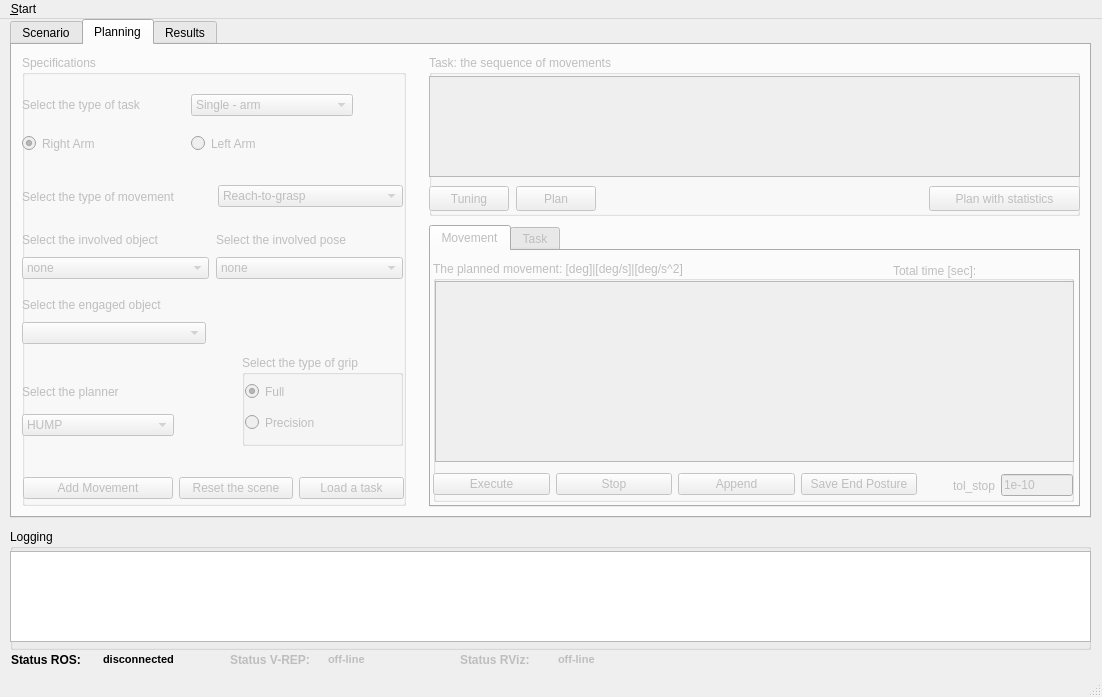
First picture: the form in ui/main_window.ui, repository JoaoQPereira/motion_manager, before the edit.
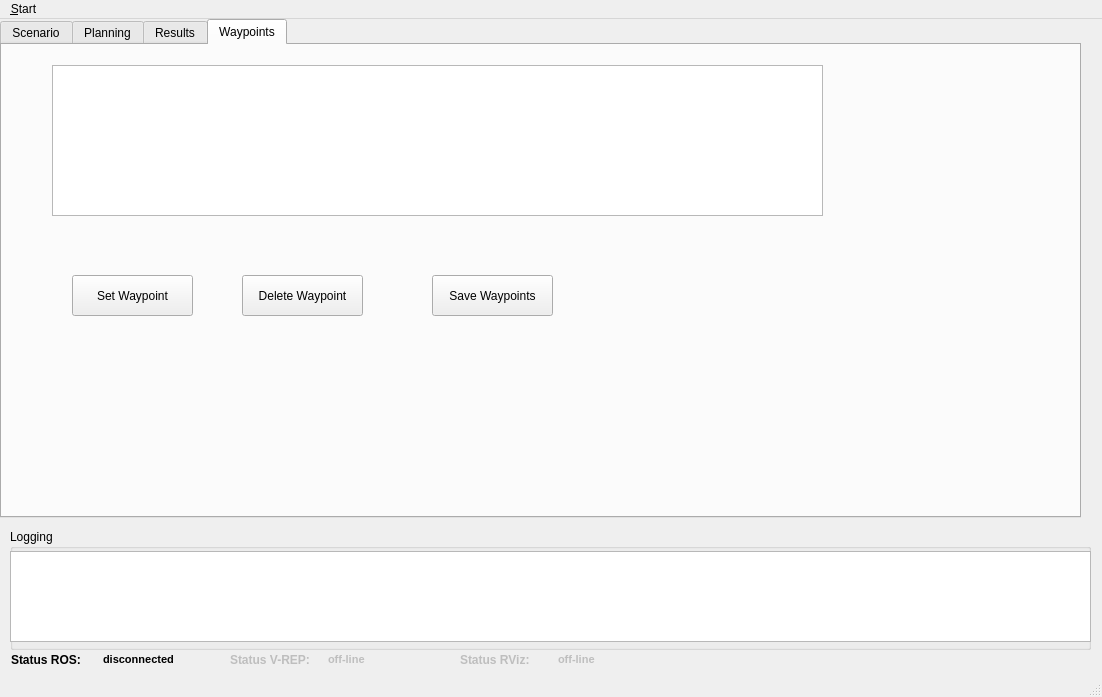
Second picture: the form after the edit. The open tabs and pages were chosen to show the change. Icons and pictures are not drawn. Custom widgets are drawn as their Qt base class.

Diff of the .ui file:
```diff
--- a/ui/main_window.ui
+++ b/ui/main_window.ui
@@ -210,14 +210,14 @@
     </property>
     <property name="geometry">
      <rect>
-      <x>10</x>
+      <x>0</x>
       <y>0</y>
       <width>1081</width>
       <height>499</height>
      </rect>
     </property>
     <property name="currentIndex">
-     <number>1</number>
+     <number>3</number>
     </property>
     <widget class="QWidget" name="tab_scenario">
      <property name="enabled">
@@ -277,8 +277,8 @@
         <string>&lt;!DOCTYPE HTML PUBLIC &quot;-//W3C//DTD HTML 4.0//EN&quot; &quot;http://www.w3.org/TR/REC-html40/strict.dtd&quot;&gt;
 &lt;html&gt;&lt;head&gt;&lt;meta name=&quot;qrichtext&quot; content=&quot;1&quot; /&gt;&lt;style type=&quot;text/css&quot;&gt;
 p, li { white-space: pre-wrap; }
-&lt;/style&gt;&lt;/head&gt;&lt;body style=&quot; font-family:'Ubuntu'; font-size:11pt; font-weight:400; font-style:normal;&quot;&gt;
-&lt;p style=&quot; margin-top:0px; margin-bottom:0px; margin-left:0px; margin-right:0px; -qt-block-indent:0; text-indent:0px;&quot;&gt;&lt;span style=&quot; font-family:'Sans'; font-size:9pt;&quot;&gt;Description of the selected scenario:&lt;/span&gt;&lt;/p&gt;&lt;/body&gt;&lt;/html&gt;</string>
+&lt;/style&gt;&lt;/head&gt;&lt;body style=&quot; font-family:'Sans Serif'; font-size:9pt; font-weight:400; font-style:normal;&quot;&gt;
+&lt;p style=&quot; margin-top:0px; margin-bottom:0px; margin-left:0px; margin-right:0px; -qt-block-indent:0; text-indent:0px;&quot;&gt;&lt;span style=&quot; font-family:'Sans';&quot;&gt;Description of the selected scenario:&lt;/span&gt;&lt;/p&gt;&lt;/body&gt;&lt;/html&gt;</string>
        </property>
       </widget>
      </widget>
@@ -431,7 +431,7 @@
        <property name="geometry">
         <rect>
          <x>220</x>
-         <y>300</y>
+         <y>320</y>
          <width>161</width>
          <height>91</height>
         </rect>
@@ -642,8 +642,8 @@
         <rect>
          <x>0</x>
          <y>120</y>
-         <width>381</width>
-         <height>173</height>
+         <width>352</width>
+         <height>167</height>
         </rect>
        </property>
        <layout class="QVBoxLayout" name="verticalLayout_7">
@@ -712,6 +712,11 @@
               <string>Go-park</string>
              </property>
             </item>
+            <item>
+             <property name="text">
+              <string>Waypoints</string>
+             </property>
+            </item>
            </widget>
           </item>
          </layout>
@@ -794,6 +799,8 @@
          </layout>
         </item>
         <item>
+         <layout class="QHBoxLayout" name="horizontalLayout_27">
+          <item>
          <layout class="QVBoxLayout" name="verticalLayout">
           <item>
            <widget class="QLabel" name="label_objects_eng">
@@ -822,12 +829,44 @@
               <height>16777215</height>
              </size>
             </property>
+              <item>
+               <property name="text">
+                <string>none</string>
+               </property>
+              </item>
            </widget>
           </item>
          </layout>
         </item>
-       </layout>
+          <item>
+           <layout class="QVBoxLayout" name="verticalLayout_17">
+            <item>
+             <widget class="QLabel" name="label_waypoints">
+              <property name="text">
+               <string>Select the involved waypoints</string>
+              </property>
+             </widget>
+            </item>
+            <item>
+             <widget class="QComboBox" name="comboBox_waypoints">
+              <item>
+               <property name="text">
+                <string>none</string>
+               </property>
+              </item>
+             </widget>
+            </item>
+           </layout>
+          </item>
+         </layout>
+        </item>
+       </layout>
       </widget>
+      <zorder>groupBox_grip</zorder>
+      <zorder>layoutWidget</zorder>
+      <zorder>layoutWidget</zorder>
+      <zorder>layoutWidget</zorder>
+      <zorder>layoutWidget</zorder>
      </widget>
      <widget class="QGroupBox" name="groupBox_task">
       <property name="geometry">
@@ -905,7 +944,7 @@
        </rect>
       </property>
       <property name="currentIndex">
-       <number>1</number>
+       <number>0</number>
       </property>
       <widget class="QWidget" name="tab_mov">
        <attribute name="title">
@@ -1581,6 +1620,60 @@
       </widget>
      </widget>
     </widget>
+    <widget class="QWidget" name="tab_waypoints">
+     <attribute name="title">
+      <string>Waypoints</string>
+     </attribute>
+     <widget class="QListWidget" name="listWidget_waypoints">
+      <property name="geometry">
+       <rect>
+        <x>50</x>
+        <y>20</y>
+        <width>771</width>
+        <height>151</height>
+       </rect>
+      </property>
+     </widget>
+     <widget class="QPushButton" name="pushButton_setWaypoint">
+      <property name="geometry">
+       <rect>
+        <x>70</x>
+        <y>230</y>
+        <width>121</width>
+        <height>41</height>
+       </rect>
+      </property>
+      <property name="text">
+       <string>Set Waypoint</string>
+      </property>
+     </widget>
+     <widget class="QPushButton" name="pushButton_deleteWaypoint">
+      <property name="geometry">
+       <rect>
+        <x>240</x>
+        <y>230</y>
+        <width>121</width>
+        <height>41</height>
+       </rect>
+      </property>
+      <property name="text">
+       <string>Delete Waypoint</string>
+      </property>
+     </widget>
+     <widget class="QPushButton" name="pushButton_saveWaypoints">
+      <property name="geometry">
+       <rect>
+        <x>430</x>
+        <y>230</y>
+        <width>121</width>
+        <height>41</height>
+       </rect>
+      </property>
+      <property name="text">
+       <string>Save Waypoints</string>
+      </property>
+     </widget>
+    </widget>
    </widget>
    <widget class="QSplitter" name="splitter">
     <property name="geometry">
@@ -1746,7 +1839,7 @@
      <x>0</x>
      <y>0</y>
      <width>1102</width>
-     <height>22</height>
+     <height>19</height>
     </rect>
    </property>
    <widget class="QMenu" name="menu_Start">
```
Lines whose indentation alone changed are shown as unchanged.
